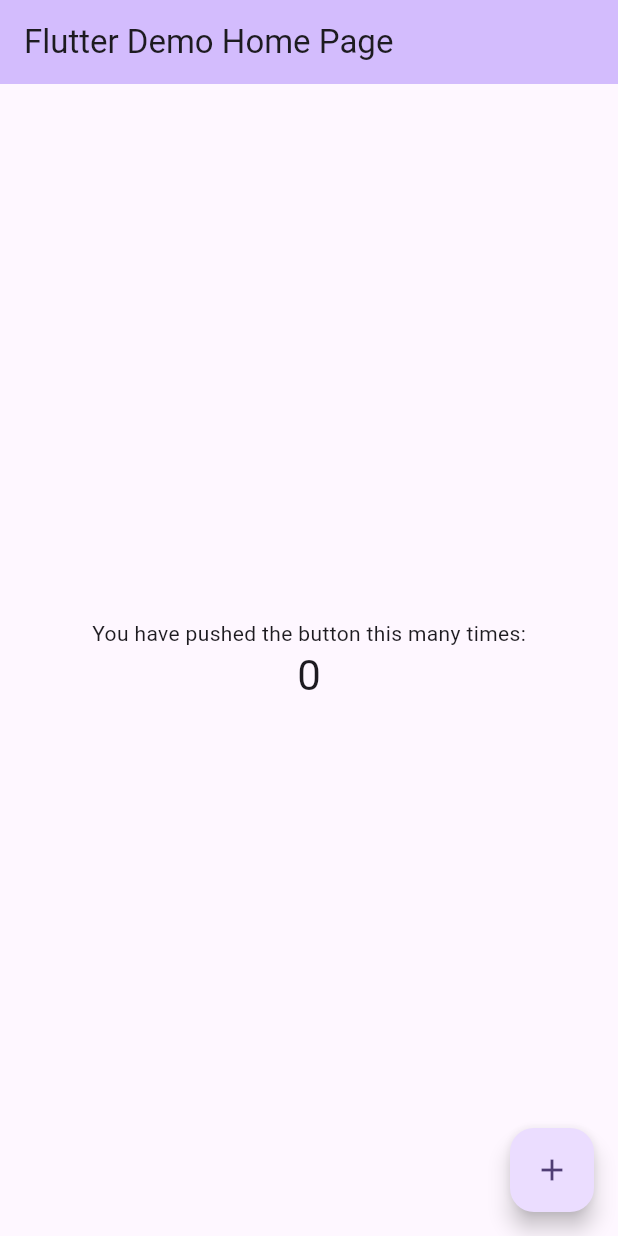
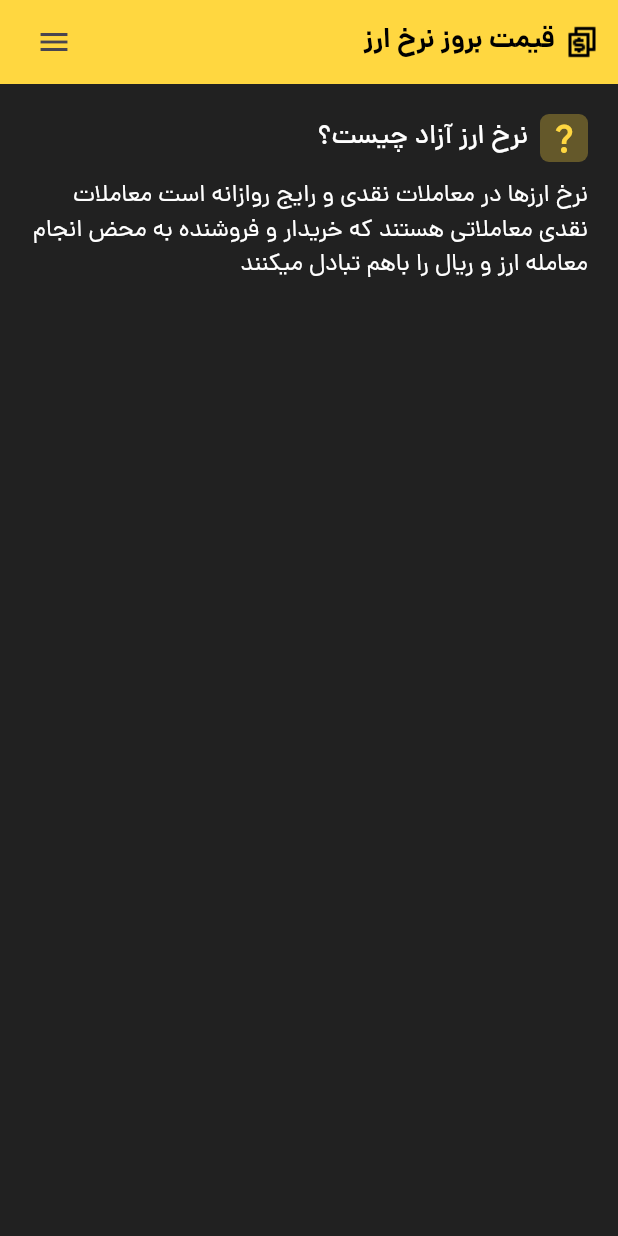
Before and after one commit to ardavan8102/Arzin, a Flutter app: the screen it shows after launch, on a phone screen of 412 x 824 dp. Run offline on Flutter 3.47's test engine with Material 3 defaults, Android fonts, the phone set to English and light mode, and no system bars.

Commit message:
font added

```diff
--- /dev/null
+++ b/lib/Ui/home.dart
@@ -0,0 +1,93 @@
+import 'package:flutter/material.dart';
+
+class HomePage extends StatelessWidget {
+  const HomePage({super.key});
+
+  @override
+  Widget build(BuildContext context) {
+    return Scaffold(
+      backgroundColor: Colors.grey.shade900,
+      appBar: AppBar(
+        backgroundColor: Colors.amberAccent,
+        actions: [
+          const SizedBox(width: 12), // Space from Left
+
+          Expanded(
+            child: Align(
+              alignment: AlignmentGeometry.centerLeft,
+              child: IconButton(
+                onPressed: () {},
+                icon: Icon(Icons.menu),
+              ),
+            ),
+          ),
+
+          Align(
+            alignment: AlignmentGeometry.centerRight,
+            child: const Text(
+              'قیمت بروز نرخ ارز',
+              style: TextStyle(
+                color: Colors.black,
+                fontSize: 18,
+                fontWeight: FontWeight.w700,
+              ),
+            ),
+          ),
+
+          const SizedBox(width: 6),
+
+          Image.asset('assets/img/icon-appbar.png'),
+
+          const SizedBox(width: 12), // Space from Right
+        ],
+      ),
+      body: Padding(
+        padding: const EdgeInsets.all(20.0),
+        child: Column(
+          children: [
+            Row(
+              mainAxisAlignment: MainAxisAlignment.end,
+              children: [
+
+                Text(
+                  'نرخ ارز آزاد چیست؟',
+                  style: TextStyle(
+                    color: Colors.white,
+                    fontSize: 18,
+                    fontWeight: FontWeight.w500,
+                  ),
+                ),
+
+                SizedBox(width: 8),
+
+                Container(
+                  padding: EdgeInsets.all(4),
+                  decoration: BoxDecoration(
+                    borderRadius: BorderRadius.circular(6),
+                    color: Colors.amberAccent.withValues(alpha: 0.3),
+                  ),
+                  child: Icon(
+                    Icons.question_mark,
+                    color: Colors.amberAccent,
+                  ),
+                ),
+              ],
+            ),
+
+            SizedBox(height: 12),
+
+            Text(
+              'نرخ ارزها در معاملات نقدی و رایج روازانه است معاملات نقدی معاملاتی هستند که خریدار و فروشنده به محض انجام معامله ارز و ریال را باهم تبادل میکنند',
+              style: TextStyle(
+                color: Colors.white,
+                fontSize: 16,
+                fontWeight: FontWeight.w400,
+              ),
+              textDirection: TextDirection.rtl,
+            ),
+          ],
+        ),
+      ),
+    );
+  }
+}
--- a/lib/main.dart
+++ b/lib/main.dart
@@ -1,3 +1,4 @@
+import 'package:arzin/Ui/home.dart';
 import 'package:flutter/material.dart';
 
 void main() {
@@ -7,116 +8,15 @@ void main() {
 class MyApp extends StatelessWidget {
   const MyApp({super.key});
 
-  // This widget is the root of your application.
   @override
   Widget build(BuildContext context) {
     return MaterialApp(
-      title: 'Flutter Demo',
+      title: 'Arzin',
+      debugShowCheckedModeBanner: false,
       theme: ThemeData(
-        // This is the theme of your application.
-        //
-        // TRY THIS: Try running your application with "flutter run". You'll see
-        // the application has a purple toolbar. Then, without quitting the app,
-        // try changing the seedColor in the colorScheme below to Colors.green
-        // and then invoke "hot reload" (save your changes or press the "hot
-        // reload" button in a Flutter-supported IDE, or press "r" if you used
-        // the command line to start the app).
-        //
-        // Notice that the counter didn't reset back to zero; the application
-        // state is not lost during the reload. To reset the state, use hot
-        // restart instead.
-        //
-        // This works for code too, not just values: Most code changes can be
-        // tested with just a hot reload.
-        colorScheme: .fromSeed(seedColor: Colors.deepPurple),
+        fontFamily: 'Dana',
       ),
-      home: const MyHomePage(title: 'Flutter Demo Home Page'),
+      home: const HomePage(),
     );
   }
 }
-
-class MyHomePage extends StatefulWidget {
-  const MyHomePage({super.key, required this.title});
-
-  // This widget is the home page of your application. It is stateful, meaning
-  // that it has a State object (defined below) that contains fields that affect
-  // how it looks.
-
-  // This class is the configuration for the state. It holds the values (in this
-  // case the title) provided by the parent (in this case the App widget) and
-  // used by the build method of the State. Fields in a Widget subclass are
-  // always marked "final".
-
-  final String title;
-
-  @override
-  State<MyHomePage> createState() => _MyHomePageState();
-}
-
-class _MyHomePageState extends State<MyHomePage> {
-  int _counter = 0;
-
-  void _incrementCounter() {
-    setState(() {
-      // This call to setState tells the Flutter framework that something has
-      // changed in this State, which causes it to rerun the build method below
-      // so that the display can reflect the updated values. If we changed
-      // _counter without calling setState(), then the build method would not be
-      // called again, and so nothing would appear to happen.
-      _counter++;
-    });
-  }
-
-  @override
-  Widget build(BuildContext context) {
-    // This method is rerun every time setState is called, for instance as done
-    // by the _incrementCounter method above.
-    //
-    // The Flutter framework has been optimized to make rerunning build methods
-    // fast, so that you can just rebuild anything that needs updating rather
-    // than having to individually change instances of widgets.
-    return Scaffold(
-      appBar: AppBar(
-        // TRY THIS: Try changing the color here to a specific color (to
-        // Colors.amber, perhaps?) and trigger a hot reload to see the AppBar
-        // change color while the other colors stay the same.
-        backgroundColor: Theme.of(context).colorScheme.inversePrimary,
-        // Here we take the value from the MyHomePage object that was created by
-        // the App.build method, and use it to set our appbar title.
-        title: Text(widget.title),
-      ),
-      body: Center(
-        // Center is a layout widget. It takes a single child and positions it
-        // in the middle of the parent.
-        child: Column(
-          // Column is also a layout widget. It takes a list of children and
-          // arranges them vertically. By default, it sizes itself to fit its
-          // children horizontally, and tries to be as tall as its parent.
-          //
-          // Column has various properties to control how it sizes itself and
-          // how it positions its children. Here we use mainAxisAlignment to
-          // center the children vertically; the main axis here is the vertical
-          // axis because Columns are vertical (the cross axis would be
-          // horizontal).
-          //
-          // TRY THIS: Invoke "debug painting" (choose the "Toggle Debug Paint"
-          // action in the IDE, or press "p" in the console), to see the
-          // wireframe for each widget.
-          mainAxisAlignment: .center,
-          children: [
-            const Text('You have pushed the button this many times:'),
-            Text(
-              '$_counter',
-              style: Theme.of(context).textTheme.headlineMedium,
-            ),
-          ],
-        ),
-      ),
-      floatingActionButton: FloatingActionButton(
-        onPressed: _incrementCounter,
-        tooltip: 'Increment',
-        child: const Icon(Icons.add),
-      ),
-    );
-  }
-}
```
Also changed, not shown: pubspec.yaml (+15 -63 lines), assets/fonts/DanaFaNum-Bold.ttf (added), assets/fonts/DanaFaNum-ExtraBold.ttf (added), assets/fonts/DanaFaNum-Medium.ttf (added), assets/fonts/DanaFaNum-Regular.ttf (added), assets/img/icon-appbar.png (added), 1 other file.
